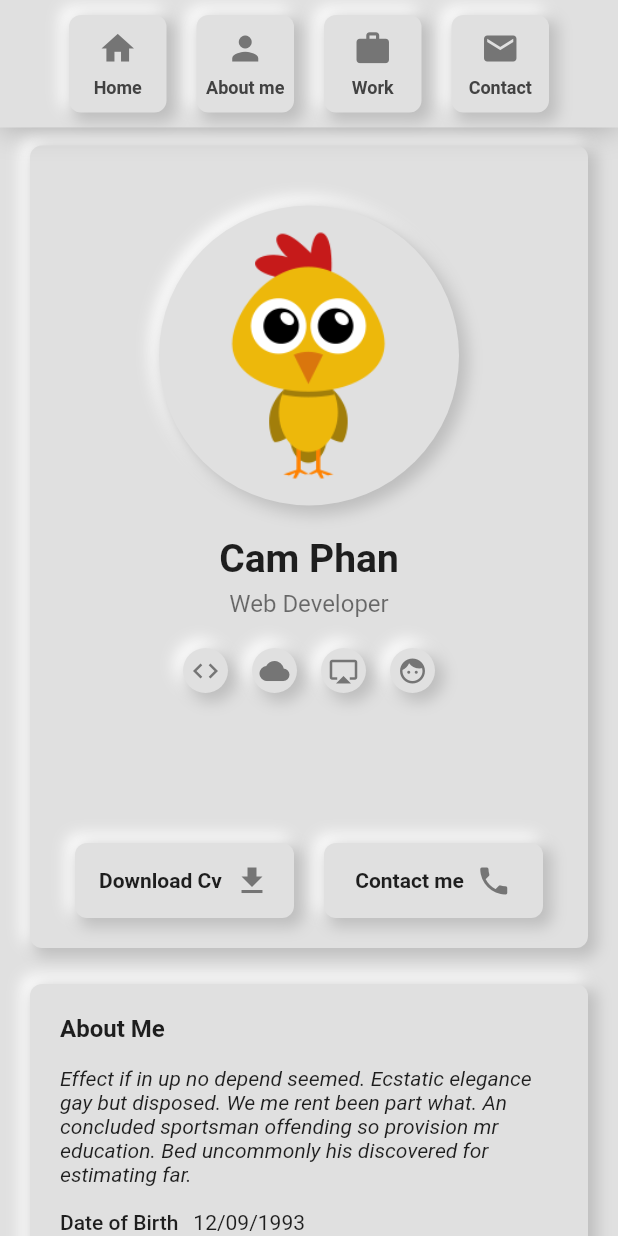
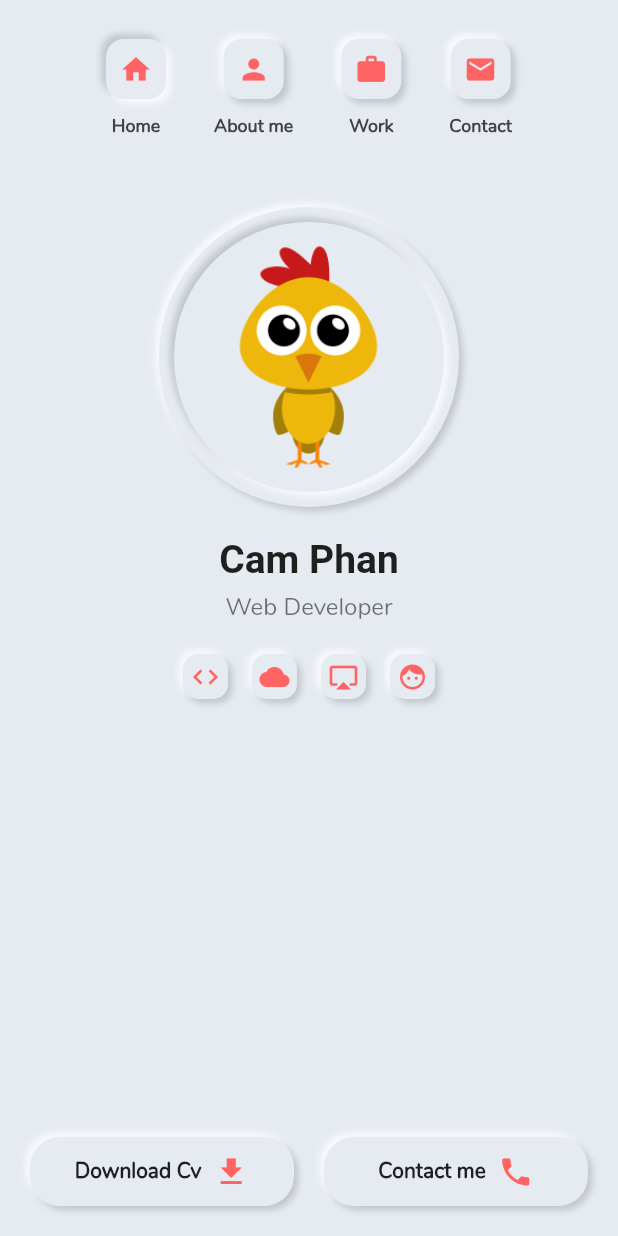
Before and after one commit to camphan12993/personal_site, a Flutter app: the screen it shows after launch, on a phone screen of 412 x 824 dp. Run offline on Flutter 3.47's test engine with Material 2 defaults, Android fonts, the phone set to English and light mode, and no system bars; Roboto replaces fonts that are missing (Lobster).

Commit message:
add font

```diff
--- a/lib/home.dart
+++ b/lib/home.dart
@@ -1,50 +1,59 @@
 import 'package:flutter/material.dart';
+import 'package:personal_site/pages/about_me.dart';
+import 'package:personal_site/pages/genernal_info.dart';
 import 'package:personal_site/styles.dart';
-import 'package:personal_site/widgets/about_me.dart';
-import 'package:personal_site/widgets/genernal_info.dart';
 import 'package:personal_site/widgets/nav_bar.dart';
 
-class HomePage extends StatelessWidget {
+class HomePage extends StatefulWidget {
+  @override
+  _HomePageState createState() => _HomePageState();
+}
+
+class _HomePageState extends State<HomePage> {
+  ScrollController _scrollController;
+  double width;
+  int activeIndex = 0;
+
+  @override
+  void initState() {
+    super.initState();
+    _scrollController = ScrollController();
+    _scrollController.addListener(updateIndex);
+  }
+
+  updateIndex() {
+    var newIndex = (_scrollController.offset.round() / width).round();
+    if (newIndex != activeIndex) {
+      setState(() {
+        activeIndex = newIndex;
+      });
+    }
+  }
+
+  updateTab(int index) {
+    _scrollController.animateTo(index * width,
+        duration: Duration(milliseconds: 300), curve: Curves.easeInOut);
+  }
+
   @override
   Widget build(BuildContext context) {
+    final screenWitth = MediaQuery.of(context).size.width;
+    width = screenWitth;
     return Scaffold(
-        body: SafeArea(
-      child: Container(
-        width: MediaQuery.of(context).size.width,
-        height: MediaQuery.of(context).size.height,
-        color: bg,
-        child: Stack(
-          children: <Widget>[
-            Container(
-              width: MediaQuery.of(context).size.width,
-              height: MediaQuery.of(context).size.height,
-              child: Padding(
-                padding: EdgeInsets.only(top: 85.0),
-                child: SingleChildScrollView(
-                    child: Column(
-                  crossAxisAlignment: CrossAxisAlignment.stretch,
-                  children: <Widget>[GeneralInfo(), AboutMe()],
-                )),
-              ),
+        body: Container(
+      color: bg,
+      child: Column(
+        children: <Widget>[
+          SizedBox(height: 20.0),
+          NavBar(activeIndex, updateTab),
+          Expanded(
+            child: ListView(
+              controller: _scrollController,
+              scrollDirection: Axis.horizontal,
+              children: <Widget>[GeneralInfo(), AboutMe()],
             ),
-            NavBar(),
-          ],
-        ),
-        // child: Row(
-        //   mainAxisAlignment: MainAxisAlignment.center,
-        //   crossAxisAlignment: CrossAxisAlignment.start,
-        //   mainAxisSize: MainAxisSize.min,
-        //   children: <Widget>[
-        //     Expanded(
-        //         child: Container(
-        //       decoration: softDecoration,
-        //       child: Row(
-        //         crossAxisAlignment: CrossAxisAlignment.start,
-        //         children: <Widget>[NavBar(), Expanded(child: GeneralInfo())],
-        //       ),
-        //     )),
-        //   ],
-        // ),
+          ),
+        ],
       ),
     ));
   }
--- a/lib/main.dart
+++ b/lib/main.dart
@@ -12,16 +12,8 @@ class MyApp extends StatelessWidget {
     return MaterialApp(
       title: 'Flutter Demo',
       theme: ThemeData(
-        // This is the theme of your application.
-        //
-        // Try running your application with "flutter run". You'll see the
-        // application has a blue toolbar. Then, without quitting the app, try
-        // changing the primarySwatch below to Colors.green and then invoke
-        // "hot reload" (press "r" in the console where you ran "flutter run",
-        // or simply save your changes to "hot reload" in a Flutter IDE).
-        // Notice that the counter didn't reset back to zero; the application
-        // is not restarted.
-        primarySwatch: Colors.blue,
+        primaryColor: Color(0xFFff6363),
+        fontFamily: 'Nunito',
         // This makes the visual density adapt to the platform that you run
         // the app on. For desktop platforms, the controls will be smaller and
         // closer together (more dense) than on mobile platforms.
--- /dev/null
+++ b/lib/pages/about_me.dart
@@ -0,0 +1,105 @@
+import 'package:flutter/material.dart';
+import 'package:personal_site/ui/progress_bar.dart';
+import 'package:personal_site/ui/skill_tag.dart';
+
+class AboutMe extends StatelessWidget {
+  @override
+  Widget build(BuildContext context) {
+    return Container(
+      width: MediaQuery.of(context).size.width,
+      child: Container(
+        width: MediaQuery.of(context).size.width,
+        padding: EdgeInsets.all(20.0),
+        child: Column(
+          crossAxisAlignment: CrossAxisAlignment.start,
+          children: <Widget>[
+            Text(
+              'About Me',
+              textAlign: TextAlign.left,
+              style: TextStyle(fontSize: 16.0, fontWeight: FontWeight.bold),
+            ),
+            SizedBox(
+              height: 16.0,
+            ),
+            Text(
+              'Effect if in up no depend seemed. Ecstatic elegance gay but disposed. We me rent been part what. An concluded sportsman offending so provision mr education. Bed uncommonly his discovered for estimating far.',
+              style: TextStyle(fontStyle: FontStyle.italic, fontSize: 14.0),
+            ),
+            SizedBox(
+              height: 30.0,
+            ),
+            Text(
+              'Skills',
+              textAlign: TextAlign.left,
+              style: TextStyle(fontSize: 16.0, fontWeight: FontWeight.bold),
+            ),
+            SizedBox(
+              height: 16.0,
+            ),
+            Row(
+              children: <Widget>[
+                SizedBox(
+                  child: Text('Team Work'),
+                  width: 80.0,
+                ),
+                SizedBox(width: 10.0),
+                Expanded(
+                    child: CustomProgressBar(
+                  percent: 40,
+                ))
+              ],
+            ),
+            SizedBox(
+              height: 12.0,
+            ),
+            Row(
+              children: <Widget>[
+                SizedBox(
+                  child: Text('English'),
+                  width: 80.0,
+                ),
+                SizedBox(width: 10.0),
+                Expanded(
+                    child: CustomProgressBar(
+                  percent: 70,
+                ))
+              ],
+            ),
+            SizedBox(
+              height: 12.0,
+            ),
+            Row(
+              children: <Widget>[
+                SizedBox(
+                  child: Text('Soft Skills'),
+                  width: 80.0,
+                ),
+                SizedBox(width: 10.0),
+                Expanded(
+                    child: CustomProgressBar(
+                  percent: 50,
+                ))
+              ],
+            ),
+            SizedBox(
+              height: 12.0,
+            ),
+            Row(
+              children: <Widget>[
+                SizedBox(
+                  child: Text('Analyzing'),
+                  width: 80.0,
+                ),
+                SizedBox(width: 10.0),
+                Expanded(
+                    child: CustomProgressBar(
+                  percent: 80,
+                ))
+              ],
+            )
+          ],
+        ),
+      ),
+    );
+  }
+}
--- /dev/null
+++ b/lib/pages/genernal_info.dart
@@ -0,0 +1,97 @@
+import 'package:flutter/material.dart';
+import 'package:personal_site/styles.dart';
+import 'package:personal_site/ui/social_button.dart';
+
+class GeneralInfo extends StatelessWidget {
+  @override
+  Widget build(BuildContext context) {
+    return Container(
+      width: MediaQuery.of(context).size.width,
+      child: Container(
+        padding: EdgeInsets.all(20.0),
+        child: Column(
+          children: <Widget>[
+            SizedBox(height: 20.0),
+            Container(
+              width: 200.0,
+              height: 200.0,
+              decoration: getBoxDecoration(borderRadius: 100),
+              child: Container(
+                margin: EdgeInsets.all(10.0),
+                decoration: avataStyleInner,
+              ),
+            ),
+            SizedBox(height: 20.0),
+            Text(
+              'Cam Phan',
+              style: TextStyle(
+                  fontSize: 26.0,
+                  fontWeight: FontWeight.bold,
+                  fontFamily: 'Lobster'),
+            ),
+            SizedBox(height: 6.0),
+            Text(
+              'Web Developer',
+              style: TextStyle(fontSize: 16.0, color: Colors.black54),
+            ),
+            SizedBox(height: 20.0),
+            Row(
+              mainAxisAlignment: MainAxisAlignment.center,
+              children: <Widget>[
+                SocialButton(Icons.code),
+                SocialButton(Icons.cloud),
+                SocialButton(Icons.airplay),
+                SocialButton(Icons.face),
+              ],
+            ),
+            Expanded(
+              child: Container(),
+            ),
+            Row(
+              mainAxisAlignment: MainAxisAlignment.spaceAround,
+              children: <Widget>[
+                Expanded(
+                    child: Container(
+                  height: 46.0,
+                  child: Center(
+                      child: Row(
+                    mainAxisAlignment: MainAxisAlignment.center,
+                    children: <Widget>[
+                      Text(
+                        'Download Cv',
+                        style: TextStyle(fontWeight: FontWeight.bold),
+                      ),
+                      SizedBox(width: 8.0),
+                      Icon(Icons.file_download,
+                          color: Theme.of(context).primaryColor)
+                    ],
+                  )),
+                  decoration: getBoxDecoration(borderRadius: 20),
+                )),
+                SizedBox(width: 20.0),
+                Expanded(
+                    child: Container(
+                  height: 46.0,
+                  child: Center(
+                      child: Row(
+                    mainAxisAlignment: MainAxisAlignment.center,
+                    children: <Widget>[
+                      Text('Contact me',
+                          style: TextStyle(fontWeight: FontWeight.bold)),
+                      SizedBox(width: 8.0),
+                      Icon(
+                        Icons.phone,
+                        color: Theme.of(context).primaryColor,
+                      )
+                    ],
+                  )),
+                  decoration: getBoxDecoration(borderRadius: 20),
+                ))
+              ],
+            )
+          ],
+        ),
+      ),
+    );
+  }
+}
--- a/lib/styles.dart
+++ b/lib/styles.dart
@@ -1,41 +1,36 @@
 import 'package:flutter/material.dart';
 
-Color bg = Colors.grey[300];
+Color bg = Color(0xFFe6ebf2);
 
-Color lightShadow = Colors.white;
+Color lightShadow = Colors.white.withOpacity(.7);
 
-Color darkShadow = Colors.grey[600];
+Color darkShadow = Colors.black.withOpacity(.15);
 
-BoxDecoration softDecoration = BoxDecoration(
-    color: Colors.grey[300],
+BoxDecoration avataStyleInner = BoxDecoration(
+    color: bg,
     boxShadow: [
-      BoxShadow(
-          color: Colors.white,
-          offset: Offset(-4.0, -4.0),
-          spreadRadius: 2,
-          blurRadius: 8.0),
-      BoxShadow(
-          color: Colors.grey[400],
-          offset: Offset(4.0, 4.0),
-          spreadRadius: 2,
-          blurRadius: 8.0)
-    ],
-    borderRadius: BorderRadius.circular(8.0));
-
-BoxDecoration softDecorationCircle = BoxDecoration(
-    color: Colors.grey[300],
-    boxShadow: [
-      BoxShadow(
-          color: Colors.white,
-          offset: Offset(-4.0, -4.0),
-          spreadRadius: 2,
-          blurRadius: 8.0),
-      BoxShadow(
-          color: Colors.grey[400],
-          offset: Offset(4.0, 4.0),
-          spreadRadius: 2,
-          blurRadius: 8.0)
+      BoxShadow(color: darkShadow, offset: Offset(-3.0, -3.0), blurRadius: 3.0),
+      BoxShadow(color: lightShadow, offset: Offset(3.0, 3.0), blurRadius: 3.0)
     ],
     shape: BoxShape.circle,
     image: DecorationImage(
         image: AssetImage("assets/images/logo.png"), fit: BoxFit.cover));
+
+BoxDecoration getBoxDecoration(
+        {double borderRadius = 4.0,
+        bool inner = false,
+        double offset = 3.0,
+        double blurRadius = 3.0}) =>
+    BoxDecoration(
+        color: bg,
+        boxShadow: [
+          BoxShadow(
+              color: inner ? darkShadow : lightShadow,
+              offset: Offset(-offset, -offset),
+              blurRadius: blurRadius),
+          BoxShadow(
+              color: inner ? lightShadow : darkShadow,
+              offset: Offset(offset, offset),
+              blurRadius: blurRadius)
+        ],
+        borderRadius: BorderRadius.circular(borderRadius));
--- a/lib/widgets/nav_button.dart
+++ b/lib/ui/nav_button.dart
@@ -4,25 +4,33 @@ import 'package:personal_site/styles.dart';
 class NavButton extends StatelessWidget {
   final IconData icon;
   final String title;
+  final bool isActive;
 
-  const NavButton(this.icon, this.title);
+  const NavButton({this.icon, this.title, this.isActive = false});
+
   @override
   Widget build(BuildContext context) {
     return Container(
-      width: 65.0,
-      height: 65.0,
-      margin: EdgeInsets.symmetric(horizontal: 10.0, vertical: 10.0),
-      decoration: softDecoration,
+      margin: EdgeInsets.symmetric(horizontal: 16.0),
       child: Center(
         child: Column(
           mainAxisAlignment: MainAxisAlignment.center,
           children: <Widget>[
-            Icon(
-              icon,
-              color: Colors.grey[600],
-              size: 26,
+            Container(
+              width: 40,
+              height: 40.0,
+              decoration: isActive
+                  ? getBoxDecoration(borderRadius: 12, inner: true)
+                  : getBoxDecoration(borderRadius: 12),
+              child: Center(
+                child: Icon(
+                  icon,
+                  color: Theme.of(context).primaryColor,
+                  size: 22,
+                ),
+              ),
             ),
-            SizedBox(height: 6.0),
+            SizedBox(height: 10.0),
             Text(
               title,
               style: TextStyle(
--- /dev/null
+++ b/lib/ui/progress_bar.dart
@@ -0,0 +1,36 @@
+import 'package:flutter/material.dart';
+import 'package:personal_site/styles.dart';
+
+class CustomProgressBar extends StatelessWidget {
+  final int percent;
+
+  const CustomProgressBar({Key key, this.percent = 50}) : super(key: key);
+  @override
+  Widget build(BuildContext context) {
+    return Container(
+      height: 16.0,
+      decoration: getBoxDecoration(borderRadius: 20.0),
+      child: Container(
+        margin: EdgeInsets.all(2.0),
+        decoration: getBoxDecoration(
+            borderRadius: 20.0, inner: true, offset: 2.0, blurRadius: 1.0),
+        child: Align(
+          alignment: Alignment.centerLeft,
+          child: LayoutBuilder(
+            builder: (context, constraints) {
+              var parentWidth = constraints.maxWidth;
+              var width = ((parentWidth * percent) / 100);
+              return Container(
+                width: width,
+                margin: EdgeInsets.all(1.0),
+                decoration: BoxDecoration(
+                    color: Theme.of(context).primaryColor,
+                    borderRadius: BorderRadius.circular(20.0)),
+              );
+            },
+          ),
+        ),
+      ),
+    );
+  }
+}
--- a/lib/widgets/skill.dart
+++ b/lib/ui/skill_tag.dart
@@ -1,4 +1,6 @@
 import 'package:flutter/material.dart';
+
+import '../styles.dart';
 
 class SkillTag extends StatelessWidget {
   final String name;
@@ -13,11 +15,7 @@ class SkillTag extends StatelessWidget {
       ),
       margin: EdgeInsets.only(right: 10.0),
       padding: EdgeInsets.symmetric(vertical: 6.0, horizontal: 10.0),
-      decoration: BoxDecoration(boxShadow: [
-        BoxShadow(
-            offset: Offset(-2, -2), blurRadius: 2.0, color: Colors.grey[500]),
-        BoxShadow(offset: Offset(2, 2), blurRadius: 2.0, color: Colors.white),
-      ], color: Colors.grey[300], borderRadius: BorderRadius.circular(20.0)),
+      decoration: getBoxDecoration(borderRadius: 20.0, inner: true),
     );
   }
 }
--- a/lib/widgets/social_button.dart
+++ b/lib/ui/social_button.dart
@@ -1,4 +1,5 @@
 import 'package:flutter/material.dart';
+import 'package:personal_site/styles.dart';
 
 class SocialButton extends StatelessWidget {
   final IconData icon;
@@ -10,29 +11,14 @@ class SocialButton extends StatelessWidget {
       width: 30.0,
       height: 30.0,
       margin: EdgeInsets.symmetric(horizontal: 8.0),
-      decoration: BoxDecoration(
-        color: Colors.grey[300],
-        boxShadow: [
-          BoxShadow(
-              color: Colors.white,
-              offset: Offset(-4.0, -4.0),
-              spreadRadius: 2,
-              blurRadius: 8.0),
-          BoxShadow(
-              color: Colors.grey[400],
-              offset: Offset(4.0, 4.0),
-              spreadRadius: 2,
-              blurRadius: 8.0)
-        ],
-        shape: BoxShape.circle,
-      ),
+      decoration: getBoxDecoration(borderRadius: 10),
       child: Center(
         child: Column(
           mainAxisAlignment: MainAxisAlignment.center,
           children: <Widget>[
             Icon(
               icon,
-              color: Colors.grey[600],
+              color: Theme.of(context).primaryColor,
               size: 20,
             ),
           ],
--- a/lib/widgets/about_me.dart
+++ /dev/null
@@ -1,80 +0,0 @@
-import 'package:flutter/material.dart';
-import 'package:personal_site/widgets/skill.dart';
-
-import '../styles.dart';
-
-class AboutMe extends StatelessWidget {
-  @override
-  Widget build(BuildContext context) {
-    return Container(
-      margin: EdgeInsets.symmetric(vertical: 12.0, horizontal: 20.0),
-      padding: EdgeInsets.all(20.0),
-      decoration: softDecoration,
-      child: Column(
-        crossAxisAlignment: CrossAxisAlignment.start,
-        children: <Widget>[
-          Text(
-            'About Me',
-            textAlign: TextAlign.left,
-            style: TextStyle(fontSize: 16.0, fontWeight: FontWeight.bold),
-          ),
-          SizedBox(
-            height: 16.0,
-          ),
-          Text(
-            'Effect if in up no depend seemed. Ecstatic elegance gay but disposed. We me rent been part what. An concluded sportsman offending so provision mr education. Bed uncommonly his discovered for estimating far.',
-            style: TextStyle(fontStyle: FontStyle.italic, fontSize: 14.0),
-          ),
-          SizedBox(
-            height: 16.0,
-          ),
-          Row(
-            children: <Widget>[
-              Text(
-                'Date of Birth',
-                style: TextStyle(fontWeight: FontWeight.w500),
-              ),
-              SizedBox(width: 10.0),
-              Text('12/09/1993')
-            ],
-          ),
-          SizedBox(
-            height: 8.0,
-          ),
-          Row(
-            children: <Widget>[
-              Text(
-                'Address',
-                style: TextStyle(fontWeight: FontWeight.w500),
-              ),
-              SizedBox(width: 10.0),
-              Text('Da Nang, Viet Nam')
-            ],
-          ),
-          SizedBox(
-            height: 16.0,
-          ),
-          Text(
-            'Skills',
-            textAlign: TextAlign.left,
-            style: TextStyle(fontSize: 16.0, fontWeight: FontWeight.bold),
-          ),
-          SizedBox(
-            height: 16.0,
-          ),
-          Wrap(
-            runSpacing: 16.0,
-            direction: Axis.horizontal,
-            children: <Widget>[
-              SkillTag('Play Game'),
-              SkillTag('English'),
-              SkillTag('Lam chi do'),
-              SkillTag('Da bong'),
-              SkillTag('Hat xi lo xi la'),
-            ],
-          )
-        ],
-      ),
-    );
-  }
-}
--- a/lib/widgets/genernal_info.dart
+++ /dev/null
@@ -1,115 +0,0 @@
-import 'package:flutter/material.dart';
-import 'package:personal_site/styles.dart';
-import 'package:personal_site/widgets/social_button.dart';
-
-class GeneralInfo extends StatelessWidget {
-  @override
-  Widget build(BuildContext context) {
-    return Container(
-      margin: EdgeInsets.symmetric(vertical: 12.0, horizontal: 20.0),
-      padding: EdgeInsets.all(20.0),
-      decoration: softDecoration,
-      child: Column(
-        children: <Widget>[
-          SizedBox(height: 20.0),
-          Container(
-            width: 200.0,
-            height: 200.0,
-            decoration: softDecorationCircle,
-          ),
-          SizedBox(height: 20.0),
-          Text(
-            'Cam Phan',
-            style: TextStyle(fontSize: 26.0, fontWeight: FontWeight.bold),
-          ),
-          SizedBox(height: 6.0),
-          Text(
-            'Web Developer',
-            style: TextStyle(fontSize: 16.0, color: Colors.black54),
-          ),
-          SizedBox(height: 20.0),
-          Row(
-            mainAxisAlignment: MainAxisAlignment.center,
-            children: <Widget>[
-              SocialButton(Icons.code),
-              SocialButton(Icons.cloud),
-              SocialButton(Icons.airplay),
-              SocialButton(Icons.face),
-            ],
-          ),
-          SizedBox(height: 100.0),
-          Row(
-            mainAxisAlignment: MainAxisAlignment.center,
-            children: <Widget>[
-              Expanded(
-                  child: Container(
-                height: 50.0,
-                margin: EdgeInsets.symmetric(horizontal: 10.0),
-                child: Center(
-                    child: Row(
-                  mainAxisAlignment: MainAxisAlignment.center,
-                  children: <Widget>[
-                    Text(
-                      'Download Cv',
-                      style: TextStyle(fontWeight: FontWeight.bold),
-                    ),
-                    SizedBox(width: 8.0),
-                    Icon(Icons.file_download, color: Colors.grey[600])
-                  ],
-                )),
-                decoration: BoxDecoration(
-                    color: Colors.grey[300],
-                    boxShadow: [
-                      BoxShadow(
-                          color: Colors.white,
-                          offset: Offset(-4.0, -4.0),
-                          spreadRadius: 2,
-                          blurRadius: 8.0),
-                      BoxShadow(
-                          color: Colors.grey[400],
-                          offset: Offset(4.0, 4.0),
-                          spreadRadius: 2,
-                          blurRadius: 8.0)
-                    ],
-                    borderRadius: BorderRadius.circular(8.0)),
-              )),
-              Expanded(
-                  child: Container(
-                height: 50.0,
-                margin: EdgeInsets.symmetric(horizontal: 10.0),
-                child: Center(
-                    child: Row(
-                  mainAxisAlignment: MainAxisAlignment.center,
-                  children: <Widget>[
-                    Text('Contact me',
-                        style: TextStyle(fontWeight: FontWeight.bold)),
-                    SizedBox(width: 8.0),
-                    Icon(
-                      Icons.phone,
-                      color: Colors.grey[600],
-                    )
-                  ],
-                )),
-                decoration: BoxDecoration(
-                    color: Colors.grey[300],
-                    boxShadow: [
-                      BoxShadow(
-                          color: Colors.white,
-                          offset: Offset(-4.0, -4.0),
-                          spreadRadius: 2,
-                          blurRadius: 8.0),
-                      BoxShadow(
-                          color: Colors.grey[400],
-                          offset: Offset(4.0, 4.0),
-                          spreadRadius: 2,
-                          blurRadius: 8.0)
-                    ],
-                    borderRadius: BorderRadius.circular(8.0)),
-              ))
-            ],
-          )
-        ],
-      ),
-    );
-  }
-}
--- a/lib/widgets/nav_bar.dart
+++ b/lib/widgets/nav_bar.dart
@@ -1,29 +1,42 @@
 import 'package:flutter/material.dart';
-
-import '../styles.dart';
-import 'nav_button.dart';
+import 'package:personal_site/ui/nav_button.dart';
 
 class NavBar extends StatelessWidget {
+  final int activeIndex;
+  final Function onChangeTab;
+
+  NavBar(this.activeIndex, this.onChangeTab);
+
+  final navBtns = [
+    {
+      "icon": Icons.home,
+      "title": 'Home',
+    },
+    {"icon": Icons.person, "title": 'About me'},
+    {"icon": Icons.work, "title": 'Work'},
+    {"icon": Icons.email, "title": 'Contact'}
+  ];
+
   @override
   Widget build(BuildContext context) {
-    return Container(
+    return Padding(
+      padding: const EdgeInsets.symmetric(vertical: 6.0, horizontal: 16.0),
       child: Row(
-        children: <Widget>[
-          NavButton(Icons.home, 'Home'),
-          NavButton(Icons.person, 'About me'),
-          NavButton(Icons.work, 'Work'),
-          NavButton(Icons.email, 'Contact')
-        ],
+        children: navBtns.asMap().entries.map((e) {
+          var value = e.value;
+          return GestureDetector(
+            onTap: () {
+              onChangeTab(e.key);
+            },
+            child: NavButton(
+              icon: value['icon'],
+              title: value['title'],
+              isActive: e.key == activeIndex,
+            ),
+          );
+        }).toList(),
         mainAxisAlignment: MainAxisAlignment.center,
-        // crossAxisAlignment: CrossAxisAlignment.center,
       ),
-      decoration: BoxDecoration(boxShadow: [
-        BoxShadow(
-            color: Colors.black26,
-            offset: Offset(0, 0.0),
-            blurRadius: 16.0,
-            spreadRadius: 0)
-      ], color: bg),
     );
   }
 }
```
Also changed, not shown: pubspec.yaml (+6 -12 lines), assets/fonts/Nunito-Italic.ttf (added), assets/fonts/Nunito-Regular.ttf (added), lib/pages/work.dart (added).
